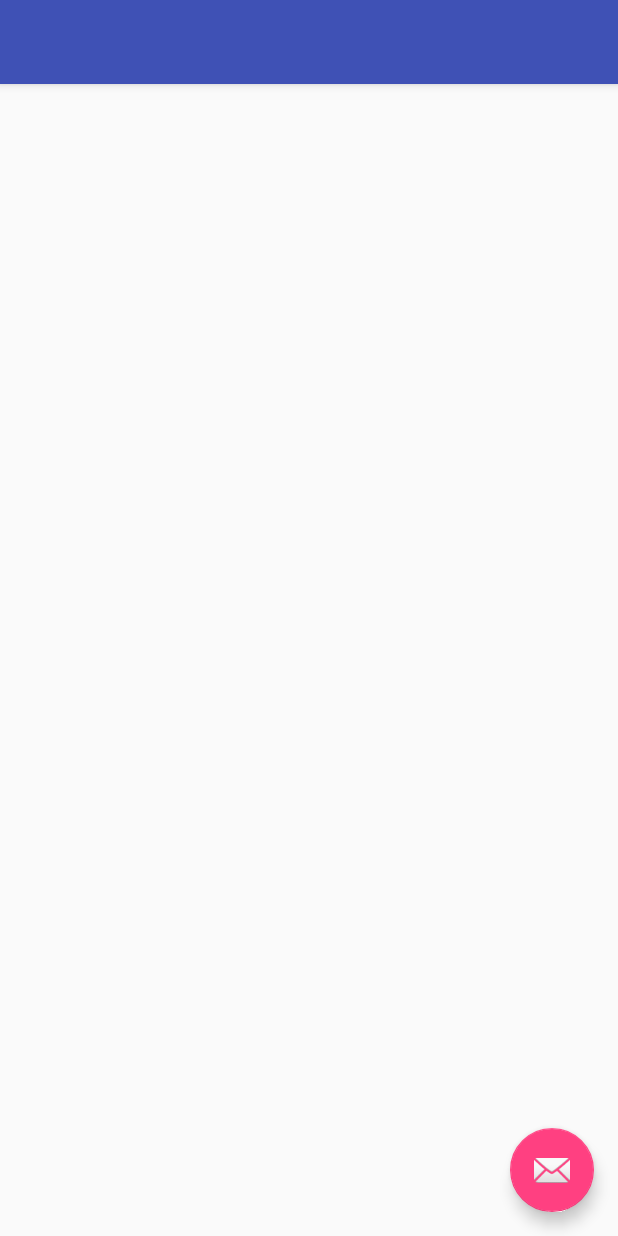
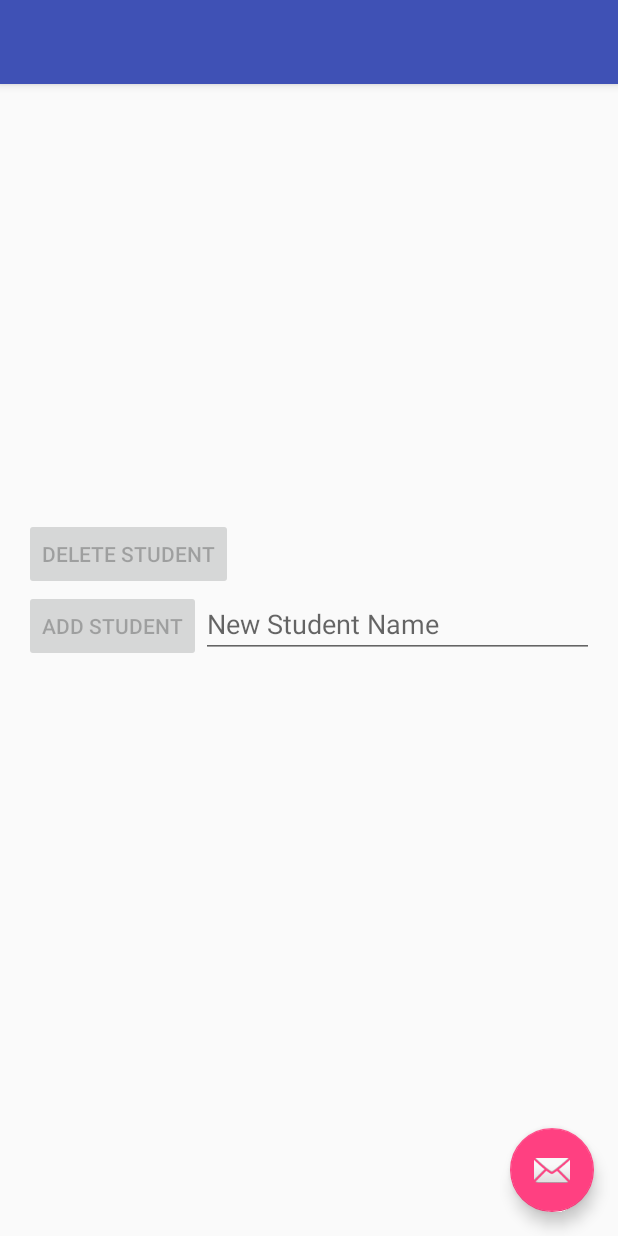
Before and after one commit to jricha22/JeffRichardsRollCall, an Android app: the ManageStudentsActivity screen opened directly, with no data from a screen before it, on a phone screen of 412 x 824 dp. Run offline under Robolectric (Android 15) with nearby library versions, the phone set to English and light mode, and no system bars.

Commit message:
Add tests for classes model and manage students UI

```diff
--- a/app/src/main/java/edu/westga/jeffrichardsrollcall/view/ManageStudentsActivity.java
+++ b/app/src/main/java/edu/westga/jeffrichardsrollcall/view/ManageStudentsActivity.java
@@ -6,21 +6,107 @@ import android.support.design.widget.FloatingActionButton;
 import android.support.design.widget.Snackbar;
 import android.support.v7.app.AppCompatActivity;
 import android.support.v7.widget.Toolbar;
+import android.text.Editable;
+import android.text.TextWatcher;
+import android.view.Gravity;
 import android.view.View;
+import android.widget.AdapterView;
+import android.widget.ArrayAdapter;
+import android.widget.Button;
+import android.widget.EditText;
+import android.widget.ListView;
 import android.widget.TextView;
+import android.widget.Toast;
+
+import java.util.ArrayList;
 
 import edu.westga.jeffrichardsrollcall.R;
+import edu.westga.jeffrichardsrollcall.model.DatabaseHandler;
 
 public class ManageStudentsActivity extends AppCompatActivity {
-    private TextView selectedClass;
+    private TextView className;
+    private ListView studentList;
+    private Button deleteStudent;
+    private Button addStudent;
+    private EditText newStudentName;
+    private ArrayAdapter<String> studentAdapter;
+    private DatabaseHandler myDbHandler;
 
     @Override
     protected void onCreate(Bundle savedInstanceState) {
         super.onCreate(savedInstanceState);
         setContentView(R.layout.activity_manage_students);
-        this.selectedClass = (TextView) findViewById(R.id.lblClass);
         Intent intent = getIntent();
-        String myClass = intent.getStringExtra(ManageActivity.CLASS_SELECTION);
-        this.selectedClass.setText(myClass);
+        this.className = (TextView) findViewById(R.id.lblClassName);
+        this.className.setText(intent.getStringExtra(ManageActivity.CLASS_SELECTION));
+        this.studentList = (ListView) findViewById(R.id.lstStudents);
+        this.deleteStudent = (Button) findViewById(R.id.btnDeleteStudent);
+        this.addStudent = (Button) findViewById(R.id.btnAddStudent);
+        this.newStudentName = (EditText) findViewById(R.id.txtStudentName);
+        this.myDbHandler = new DatabaseHandler(this.getApplicationContext());
+        ArrayList<String> students = new ArrayList<>();
+        this.studentAdapter = new ArrayAdapter<>(this, R.layout.class_listview, students);
+        this.studentAdapter.setNotifyOnChange(true);
+        this.studentList.setAdapter(this.studentAdapter);
+
+        this.populateStudents();
+
+        this.studentList.setOnItemClickListener(new AdapterView.OnItemClickListener() {
+
+            @Override
+            public void onItemClick(AdapterView<?> parent, View viewClicked, int position, long id) {
+                ManageStudentsActivity.this.deleteStudent.setEnabled(ManageStudentsActivity.this.studentList.isItemChecked(position));
+            }
+        });
+
+        this.newStudentName.addTextChangedListener(new TextWatcher() {
+
+            @Override
+            public void onTextChanged(CharSequence s, int start, int before, int count) {
+                if (s.toString().equals("")) {
+                    ManageStudentsActivity.this.addStudent.setEnabled(false);
+                } else {
+                    ManageStudentsActivity.this.addStudent.setEnabled(true);
+                }
+            }
+
+            @Override
+            public void beforeTextChanged(CharSequence s, int start, int count,
+                                          int after) {
+                // Nothing
+
+            }
+
+            @Override
+            public void afterTextChanged(Editable s) {
+                // Nothing
+
+            }
+        });
+    }
+
+    private void populateStudents() {
+        ArrayList<String> newClasses = this.myDbHandler.getStudentsInClass(this.className.getText().toString());
+        this.studentAdapter.clear();
+        for (String aClass: newClasses) {
+            this.studentAdapter.add(aClass);
+        }
+    }
+
+    public void onAddStudent(View view) {
+        if (this.myDbHandler.addStudentToClass(this.newStudentName.getText().toString(), this.className.getText().toString())) {
+            this.populateStudents();
+        } else {
+            Toast toast = Toast.makeText(getApplicationContext(), "Student Already Exists", Toast.LENGTH_SHORT);
+            toast.setGravity(Gravity.BOTTOM, 0, 50);
+            toast.show();
+        }
+        this.newStudentName.getText().clear();
+    }
+
+    public void onDeleteStudent(View view) {
+        String itemToDelete = this.studentList.getItemAtPosition(this.studentList.getCheckedItemPosition()).toString();
+        this.myDbHandler.deleteStudentFromClass(itemToDelete, this.className.getText().toString());
+        this.populateStudents();
     }
 }
--- a/app/src/main/res/layout/content_manage_students.xml
+++ b/app/src/main/res/layout/content_manage_students.xml
@@ -10,15 +10,65 @@
     android:paddingRight="@dimen/activity_horizontal_margin"
     android:paddingTop="@dimen/activity_vertical_margin"
     app:layout_behavior="@string/appbar_scrolling_view_behavior"
-    tools:context=".view.ManageStudentsActivity"
-    tools:showIn="@layout/activity_manage_students">
+    tools:context="edu.westga.jeffrichardsrollcall.view.ManageStudentsActivity"
+    tools:showIn="@layout/activity_manage_students"
+    android:descendantFocusability="beforeDescendants"
+    android:focusableInTouchMode="true"
+    android:weightSum="1">
 
     <TextView
-        android:layout_width="wrap_content"
+        android:layout_width="279dp"
         android:layout_height="wrap_content"
-        android:text="New Text"
-        android:id="@+id/lblClass"
-        android:layout_alignParentTop="true"
-        android:layout_centerHorizontal="true"
-        android:layout_marginTop="37dp" />
+        android:textAppearance="?android:attr/textAppearanceLarge"
+        android:text="@string/students"
+        android:id="@+id/lblClassName"
+        android:layout_gravity="center_horizontal"
+        android:gravity="center_horizontal" />
+
+    <ListView
+        android:layout_width="match_parent"
+        android:layout_height="244dp"
+        android:id="@+id/lstStudents"
+        android:choiceMode="singleChoice"
+        android:clickable="true"
+        android:listSelector="#666666" />
+
+    <LinearLayout
+        android:orientation="horizontal"
+        android:layout_width="match_parent"
+        android:layout_height="wrap_content">
+
+        <Button
+            android:layout_width="wrap_content"
+            android:layout_height="wrap_content"
+            android:text="@string/delete_student"
+            android:id="@+id/btnDeleteStudent"
+            android:enabled="false"
+            android:onClick="onDeleteStudent" />
+
+    </LinearLayout>
+
+    <LinearLayout
+        android:orientation="horizontal"
+        android:layout_width="match_parent"
+        android:layout_height="96dp">
+
+        <Button
+            android:layout_width="wrap_content"
+            android:layout_height="wrap_content"
+            android:text="@string/add_student"
+            android:id="@+id/btnAddStudent"
+            android:enabled="false"
+            android:onClick="onAddStudent" />
+
+        <EditText
+            android:layout_width="match_parent"
+            android:layout_height="wrap_content"
+            android:id="@+id/txtStudentName"
+            android:editable="true"
+            android:enabled="true"
+            android:hint="New Student Name"
+            android:singleLine="true" />
+    </LinearLayout>
+
 </LinearLayout>
--- a/app/src/main/res/values/strings.xml
+++ b/app/src/main/res/values/strings.xml
@@ -10,4 +10,7 @@
     <string name="manage_students">Manage Students</string>
     <string name="title_activity_manage_students">Manage Students</string>
     <string name="select_class_for_roll_call">Select Class For Roll Call</string>
+    <string name="delete_student">Delete Student</string>
+    <string name="add_student">Add Student</string>
+    <string name="students">Students</string>
 </resources>
```
Also changed, not shown: app/src/main/java/edu/westga/jeffrichardsrollcall/model/DatabaseHandler.java (+15 -6 lines), 2 other files.
